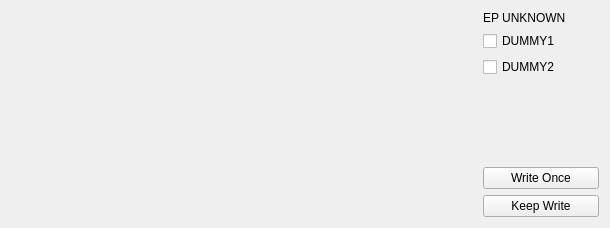
First picture: the form in src/datatransferwindow/endpointoutwidget.ui, repository NichtsHsu/usb-regulus, before the edit.
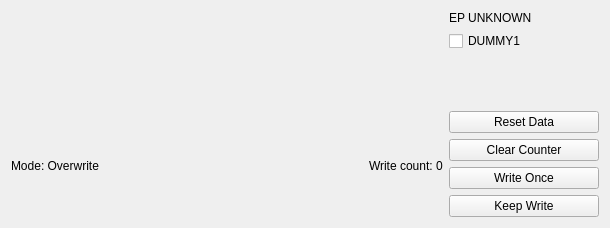
Second picture: the form after the edit.

```diff
--- a/src/datatransferwindow/endpointoutwidget.ui
+++ b/src/datatransferwindow/endpointoutwidget.ui
@@ -19,12 +19,96 @@
   <property name="windowTitle">
    <string>Form</string>
   </property>
-  <layout class="QHBoxLayout" name="horizontalLayout" stretch="4,1">
+  <layout class="QHBoxLayout" name="horizontalLayout" stretch="0,0">
+   <item>
+    <layout class="QVBoxLayout" name="verticalLayout_2">
+     <property name="spacing">
+      <number>0</number>
+     </property>
    <item>
     <widget class="QWidget" name="hexEditPlaceHolder" native="true"/>
    </item>
    <item>
+      <layout class="QHBoxLayout" name="horizontalLayout_2">
+       <property name="spacing">
+        <number>0</number>
+       </property>
+       <property name="sizeConstraint">
+        <enum>QLayout::SetMinimumSize</enum>
+       </property>
+       <item>
+        <widget class="QLabel" name="labelInsertOverwrite">
+         <property name="sizePolicy">
+          <sizepolicy hsizetype="Preferred" vsizetype="Minimum">
+           <horstretch>0</horstretch>
+           <verstretch>0</verstretch>
+          </sizepolicy>
+         </property>
+         <property name="text">
+          <string>Mode: Overwrite</string>
+         </property>
+        </widget>
+       </item>
+       <item>
+        <spacer name="horizontalSpacer">
+         <property name="orientation">
+          <enum>Qt::Horizontal</enum>
+         </property>
+         <property name="sizeHint" stdset="0">
+          <size>
+           <width>40</width>
+           <height>20</height>
+          </size>
+         </property>
+        </spacer>
+       </item>
+       <item>
+        <widget class="QLabel" name="labelWriteCount">
+         <property name="sizePolicy">
+          <sizepolicy hsizetype="Preferred" vsizetype="Minimum">
+           <horstretch>0</horstretch>
+           <verstretch>0</verstretch>
+          </sizepolicy>
+         </property>
+         <property name="text">
+          <string>Write count: 0</string>
+         </property>
+        </widget>
+       </item>
+      </layout>
+     </item>
+    </layout>
+   </item>
+   <item>
+    <widget class="QWidget" name="widget" native="true">
+     <property name="sizePolicy">
+      <sizepolicy hsizetype="Fixed" vsizetype="Preferred">
+       <horstretch>150</horstretch>
+       <verstretch>0</verstretch>
+      </sizepolicy>
+     </property>
+     <property name="minimumSize">
+      <size>
+       <width>150</width>
+       <height>0</height>
+      </size>
+     </property>
     <layout class="QVBoxLayout" name="verticalLayout">
+      <property name="sizeConstraint">
+       <enum>QLayout::SetDefaultConstraint</enum>
+      </property>
+      <property name="leftMargin">
+       <number>0</number>
+      </property>
+      <property name="topMargin">
+       <number>0</number>
+      </property>
+      <property name="rightMargin">
+       <number>0</number>
+      </property>
+      <property name="bottomMargin">
+       <number>0</number>
+      </property>
      <item>
       <layout class="QVBoxLayout" name="layoutCheckBoxes">
        <item>
@@ -41,13 +125,6 @@
          </property>
         </widget>
        </item>
-       <item>
-        <widget class="QCheckBox" name="checkBox_2">
-         <property name="text">
-          <string>DUMMY2</string>
-         </property>
-        </widget>
-       </item>
       </layout>
      </item>
      <item>
@@ -65,6 +142,20 @@
      </item>
      <item>
       <layout class="QVBoxLayout" name="layoutButtons">
+        <item>
+         <widget class="QPushButton" name="pushButtonResetData">
+          <property name="text">
+           <string>Reset Data</string>
+          </property>
+         </widget>
+        </item>
+        <item>
+         <widget class="QPushButton" name="pushButtonClearCount">
+          <property name="text">
+           <string>Clear Counter</string>
+          </property>
+         </widget>
+        </item>
        <item>
         <widget class="QPushButton" name="pushButtonWriteOnce">
          <property name="text">
@@ -82,6 +173,7 @@
       </layout>
      </item>
     </layout>
+    </widget>
    </item>
   </layout>
  </widget>
```
Lines whose indentation alone changed are shown as unchanged.
